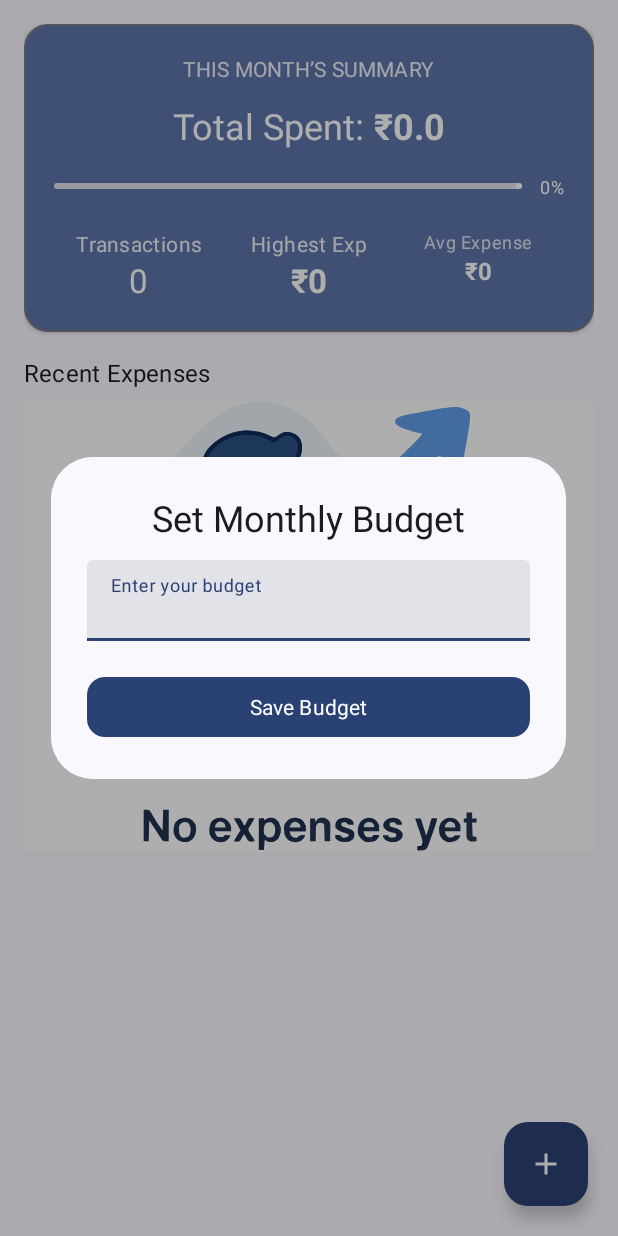
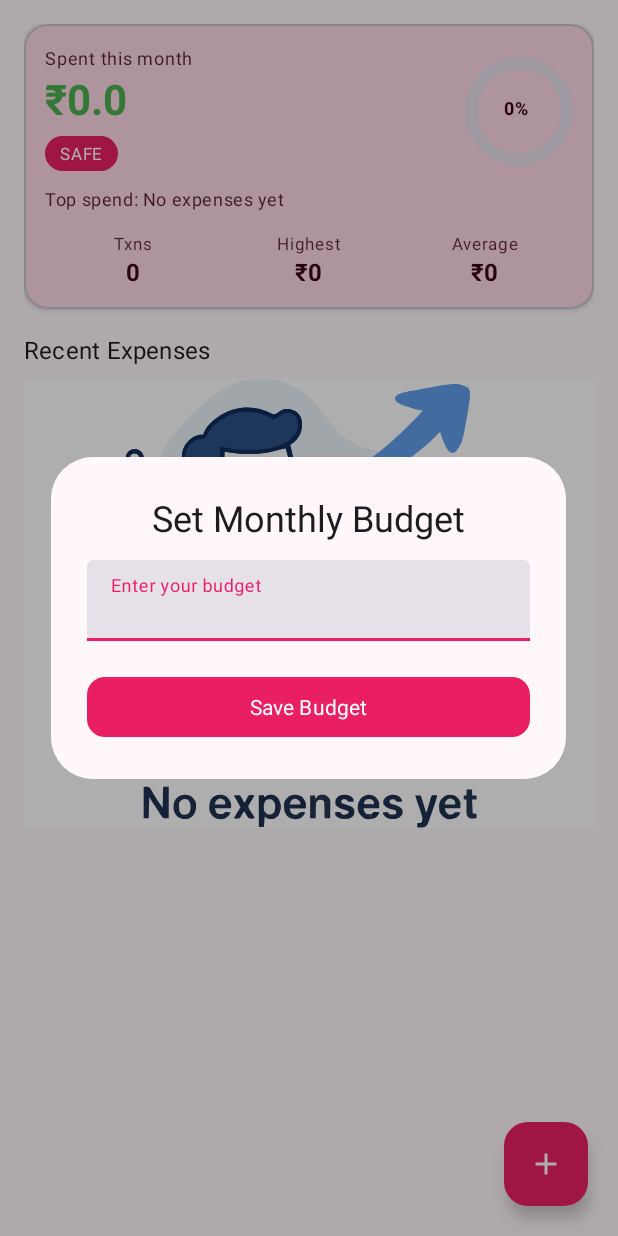
Before and after one commit to shubham-8609/CashFlow, an Android app: the screen it shows after launch (MainActivity), on a phone screen of 412 x 824 dp. Run offline under Robolectric (Android 15) with nearby library versions, the light colour scheme and no system bars; our stand-ins replace Room's generated code, data binding; Roboto replaces fonts that are not available here; 2 statements that could not run were skipped.

Commit message:
Add budget status colors and implement dynamic status badge in HomeFragment

```diff
--- a/app/src/main/java/com/codeleg/cashflow/CashFlow.kt
+++ b/app/src/main/java/com/codeleg/cashflow/CashFlow.kt
@@ -13,7 +13,7 @@ class CashFlow: Application() {
     override fun onCreate() {
         super.onCreate()
         PrefManager.init(this)
-        DynamicColors.applyToActivitiesIfAvailable(this)
+//        DynamicColors.applyToActivitiesIfAvailable(this)
         BudgetCheckWorker.schedule(this)
     }
 }
--- a/app/src/main/java/com/codeleg/cashflow/ui/activitiy/MainActivity.kt
+++ b/app/src/main/java/com/codeleg/cashflow/ui/activitiy/MainActivity.kt
@@ -32,7 +32,6 @@ class MainActivity : AppCompatActivity() {
         super.onCreate(savedInstanceState)
         binding = ActivityMainBinding.inflate(layoutInflater)
         setContentView(binding.root)
-        enableEdgeToEdge()
         mainContainer = binding.mainContainer
 
         if (savedInstanceState == null) {
--- a/app/src/main/java/com/codeleg/cashflow/ui/fragment/HomeFragment.kt
+++ b/app/src/main/java/com/codeleg/cashflow/ui/fragment/HomeFragment.kt
@@ -46,8 +46,27 @@ class HomeFragment : Fragment() {
             binding.tvTransactionCount.text = expenses.size.toString()
         }
         mainViewModel.spentPercentage.observe(viewLifecycleOwner) { percent ->
-            binding.progressSpent.progress =  percent.toInt()
+
+            val safePercent = percent.coerceIn(0f, 100f).toInt()
+
+            // Circular progress
+            binding.circularBudget.setProgress(safePercent, true)
+
+            // Optional: sync text manually if not using data binding
+            binding.tvBudgetStatus.text = when {
+                safePercent < 70 -> "SAFE"
+                safePercent < 90 -> "WARNING"
+                else -> "OVER"
+            }
+            val statusColor  = when {
+                safePercent < 70 -> requireContext().getColor(R.color.safe)
+                safePercent < 90 -> requireContext().getColor(R.color.warning)
+                else -> requireContext().getColor(R.color.over)
+            }
+            binding.circularBudget.setIndicatorColor(statusColor)
+            binding.tvTotalSpent.setTextColor(statusColor)
         }
+
 
         addBtn = binding.fabAddExpense
         addBtn.setOnClickListener { AddFragment().show(parentFragmentManager , "AddExpense") }
--- a/app/src/main/java/com/codeleg/cashflow/viewmodel/MainViewModel.kt
+++ b/app/src/main/java/com/codeleg/cashflow/viewmodel/MainViewModel.kt
@@ -4,7 +4,6 @@ import android.app.Application
 import androidx.lifecycle.AndroidViewModel
 import androidx.lifecycle.LiveData
 import androidx.lifecycle.MediatorLiveData
-import androidx.lifecycle.MutableLiveData
 import androidx.lifecycle.map
 import androidx.lifecycle.viewModelScope
 import com.codeleg.cashflow.CashFlow
@@ -14,11 +13,9 @@ import com.codeleg.cashflow.model.Expense
 import com.codeleg.cashflow.model.ExpenseWithCategory
 import com.codeleg.cashflow.repositories.CategoryRepository
 import com.codeleg.cashflow.repositories.ExpenseRepository
-import kotlinx.coroutines.CoroutineScope
 import kotlinx.coroutines.Dispatchers
 import kotlinx.coroutines.async
 import kotlinx.coroutines.launch
-import kotlinx.coroutines.withContext
 
 class MainViewModel(application: Application) : AndroidViewModel(application) {
 
@@ -26,40 +23,68 @@ class MainViewModel(application: Application) : AndroidViewModel(application) {
     private val categoryRepo: CategoryRepository
 
     val allExpense: LiveData<List<ExpenseWithCategory>>
-    val totalExpense: LiveData<Float>
     val allCategory: LiveData<List<Category>>
 
-    var highestExpense: LiveData<Float>
-    var avgExpense: LiveData<Float>
-    var spentPercentage: MediatorLiveData<Float>
+    val totalExpense: LiveData<Float>
+    val highestExpense: LiveData<Float>
+    val avgExpense: LiveData<Float>
+
+    val spentPercentage: MediatorLiveData<Float>
+    val topCategory: LiveData<String>
 
     init {
         val expenseDao = (application as CashFlow).database.expenseDao()
         val categoryDao = application.database.categoryDao()
+
         expenseRepo = ExpenseRepository(expenseDao)
         categoryRepo = CategoryRepository(categoryDao)
 
         allExpense = expenseRepo.allExpense
         allCategory = categoryRepo.allCategory
+
+        // Total expense
         totalExpense = expenseRepo.totalExpense.map { it ?: 0f }
+
+        // Highest single expense
         highestExpense = allExpense.map { list ->
             list.maxOfOrNull { it.expense.amount } ?: 0f
         }
+
+        // Average expense
         avgExpense = allExpense.map { list ->
-            if (list.isNotEmpty()) list.map { it.expense.amount }.average().toFloat() else 0f
+            if (list.isNotEmpty())
+                list.map { it.expense.amount }.average().toFloat()
+            else 0f
         }
+
+        // Budget percentage
         spentPercentage = MediatorLiveData()
         spentPercentage.addSource(totalExpense) { total ->
             viewModelScope.launch(Dispatchers.IO) {
                 val budget = PrefManager.getMonthlyBudget()
-                val percentage = if (budget > 0) (total / budget) * 100f else 0f
+                val percentage =
+                    if (budget > 0) (total / budget) * 100f else 0f
                 spentPercentage.postValue(percentage.coerceAtMost(100f))
             }
         }
 
+        // 🔥 TOP CATEGORY (NEW)
+        topCategory = allExpense.map { list ->
+            if (list.isEmpty()) {
+                "No expenses yet"
+            } else {
+                list
+                    .groupBy { it.category.name }
+                    .mapValues { entry ->
+                        entry.value.sumOf { it.expense.amount.toDouble() }
+                    }
+                    .maxByOrNull { it.value }
+                    ?.key ?: "—"
+            }
+        }
     }
 
-
+    // CRUD operations
     fun saveExpense(expense: Expense) {
         viewModelScope.launch(Dispatchers.IO) {
             expenseRepo.insertExpense(expense)
@@ -78,7 +103,8 @@ class MainViewModel(application: Application) : AndroidViewModel(application) {
         }
     }
 
-    fun getExpAndCatById(id: Int) = viewModelScope.async(Dispatchers.IO) {
-        expenseRepo.getExpAndCatById(id)
-    }
+    fun getExpAndCatById(id: Int) =
+        viewModelScope.async(Dispatchers.IO) {
+            expenseRepo.getExpAndCatById(id)
+        }
 }
--- /dev/null
+++ b/app/src/main/res/drawable/bg_budget_status.xml
@@ -0,0 +1,11 @@
+<?xml version="1.0" encoding="utf-8"?>
+<shape xmlns:android="http://schemas.android.com/apk/res/android"
+    android:shape="rectangle">
+
+    <!-- Rounded pill -->
+    <corners android:radius="12dp" />
+
+    <!-- Background color (SAFE) -->
+    <solid android:color="?attr/colorPrimary" />
+
+</shape>
--- a/app/src/main/res/layout/fragment_home.xml
+++ b/app/src/main/res/layout/fragment_home.xml
@@ -38,74 +38,97 @@
                     <LinearLayout
                         android:layout_width="match_parent"
                         android:layout_height="wrap_content"
-                        android:padding="20dp"
+                        android:orientation="vertical"
+                        android:padding="14dp">
+
+                        <!-- HERO ROW -->
+                        <LinearLayout
+                            android:layout_width="match_parent"
+                            android:layout_height="wrap_content"
+                            android:orientation="horizontal"
+                            android:gravity="center_vertical">
+
+                            <!-- LEFT : AMOUNT -->
+                            <LinearLayout
+                                android:layout_width="0dp"
+                                android:layout_height="wrap_content"
+                                android:layout_weight="1"
                                 android:orientation="vertical">
-
-                        <!-- TITLE -->
-                        <com.google.android.material.textview.MaterialTextView
-                            android:layout_width="wrap_content"
-                            android:layout_height="wrap_content"
-                            android:text="This Month’s Summary"
-                            android:textAllCaps="true"
-                            android:textAppearance="?attr/textAppearanceLabelLarge"
-                            android:textColor="?attr/colorOnPrimaryContainer"
-                            android:alpha="0.9"
-                            android:layout_gravity="center_horizontal" />
-
-                        <!-- TOTAL SPENT -->
-                        <LinearLayout
-                            android:layout_width="wrap_content"
-                            android:layout_height="wrap_content"
-                            android:layout_marginTop="12dp"
-                            android:orientation="horizontal"
-                            android:layout_gravity="center_horizontal">
 
                                 <com.google.android.material.textview.MaterialTextView
                                     android:layout_width="wrap_content"
                                     android:layout_height="wrap_content"
-                                android:text="Total Spent: "
-                                android:textAppearance="?attr/textAppearanceHeadlineSmall"
-                                android:textColor="?attr/colorOnPrimaryContainer" />
+                                    android:text="Spent this month"
+                                    android:textAppearance="?attr/textAppearanceLabelMedium"
+                                    android:textColor="?attr/colorOnPrimaryContainer"
+                                    android:alpha="0.85" />
 
                                 <com.google.android.material.textview.MaterialTextView
                                     android:id="@+id/tv_total_spent"
                                     android:layout_width="wrap_content"
                                     android:layout_height="wrap_content"
-                                android:text="₹ 12,540"
-                                android:textAppearance="?attr/textAppearanceHeadlineSmall"
+                                    android:text="₹12,540"
+                                    android:textAppearance="?attr/textAppearanceHeadlineMedium"
                                     android:textStyle="bold"
                                     android:textColor="?attr/colorOnPrimaryContainer" />
+
+                                <!-- STATUS BADGE -->
+                                <com.google.android.material.textview.MaterialTextView
+                                    android:id="@+id/tv_budget_status"
+                                    android:layout_width="wrap_content"
+                                    android:layout_height="wrap_content"
+                                    android:layout_marginTop="6dp"
+                                    android:text="SAFE"
+                                    android:paddingHorizontal="10dp"
+                                    android:paddingVertical="4dp"
+                                    android:background="@drawable/bg_budget_status"
+                                    android:textAppearance="?attr/textAppearanceLabelSmall"
+                                    android:textColor="?attr/colorOnPrimary" />
                             </LinearLayout>
 
-                        <!-- PROGRESS -->
-                        <LinearLayout
-                            android:layout_width="match_parent"
-                            android:layout_height="wrap_content"
-                            android:layout_marginTop="16dp"
-                            android:gravity="center_vertical">
+                            <!-- RIGHT : CIRCULAR PROGRESS -->
+                            <FrameLayout
+                                android:layout_width="76dp"
+                                android:layout_height="76dp">
 
-                            <com.google.android.material.progressindicator.LinearProgressIndicator
-                                android:id="@+id/progress_spent"
-                                android:layout_width="0dp"
-                                android:layout_height="8dp"
-                                android:layout_weight="1"
-                                app:trackColor="?attr/colorSurfaceVariant"
-                                app:indicatorColor="?attr/colorOnPrimaryContainer" />
+                                <com.google.android.material.progressindicator.CircularProgressIndicator
+                                    android:id="@+id/circular_budget"
+                                    android:layout_width="72dp"
+                                    android:layout_height="72dp"
+                                    android:progress="68"
+                                    app:indicatorSize="72dp"
+                                    android:max="100"
+                                    app:trackThickness="8dp"
+                                    app:indicatorColor="?attr/colorOnPrimaryContainer"
+                                    app:trackColor="?attr/colorSurfaceVariant" />
 
                                 <com.google.android.material.textview.MaterialTextView
                                     android:layout_width="wrap_content"
                                     android:layout_height="wrap_content"
-                                android:layout_marginStart="12dp"
+                                    android:layout_gravity="center"
                                     android:text='@{String.format("%.0f%%", viewModel.spentPercentage)}'
                                     android:textAppearance="?attr/textAppearanceLabelMedium"
+                                    android:textStyle="bold"
                                     android:textColor="?attr/colorOnPrimaryContainer" />
+                            </FrameLayout>
+
                         </LinearLayout>
 
-                        <!-- STATS -->
+                        <!-- INSIGHT LINE -->
+                        <com.google.android.material.textview.MaterialTextView
+                            android:layout_width="wrap_content"
+                            android:layout_height="wrap_content"
+                            android:layout_marginTop="10dp"
+                            android:text='@{"Top spend: " + viewModel.topCategory}'
+                            android:textAppearance="?attr/textAppearanceBodySmall"
+                            android:textColor="?attr/colorOnPrimaryContainer"
+                            android:alpha="0.85" />
+
+                        <!-- STATS ROW -->
                         <LinearLayout
                             android:layout_width="match_parent"
                             android:layout_height="wrap_content"
-                            android:layout_marginTop="20dp"
+                            android:layout_marginTop="14dp"
                             android:orientation="horizontal"
                             android:weightSum="3">
 
@@ -120,17 +143,18 @@
                                 <com.google.android.material.textview.MaterialTextView
                                     android:layout_width="wrap_content"
                                     android:layout_height="wrap_content"
-                                    android:text="Transactions"
-                                    android:textAppearance="?attr/textAppearanceBodyMedium"
+                                    android:text="Txns"
+                                    android:textAppearance="?attr/textAppearanceLabelSmall"
                                     android:textColor="?attr/colorOnPrimaryContainer"
-                                    android:alpha="0.9" />
+                                    android:alpha="0.8" />
 
                                 <com.google.android.material.textview.MaterialTextView
                                     android:id="@+id/tv_transaction_count"
                                     android:layout_width="wrap_content"
                                     android:layout_height="wrap_content"
                                     android:text="24"
-                                    android:textAppearance="?attr/textAppearanceTitleLarge"
+                                    android:textAppearance="?attr/textAppearanceTitleMedium"
+                                    android:textStyle="bold"
                                     android:textColor="?attr/colorOnPrimaryContainer" />
                             </LinearLayout>
 
@@ -145,16 +169,16 @@
                                 <com.google.android.material.textview.MaterialTextView
                                     android:layout_width="wrap_content"
                                     android:layout_height="wrap_content"
-                                    android:text="Highest Exp"
-                                    android:textAppearance="?attr/textAppearanceBodyMedium"
+                                    android:text="Highest"
+                                    android:textAppearance="?attr/textAppearanceLabelSmall"
                                     android:textColor="?attr/colorOnPrimaryContainer"
-                                    android:alpha="0.9" />
+                                    android:alpha="0.8" />
 
                                 <com.google.android.material.textview.MaterialTextView
                                     android:layout_width="wrap_content"
                                     android:layout_height="wrap_content"
                                     android:text='@{String.format("₹%.0f", viewModel.highestExpense)}'
-                                    android:textAppearance="?attr/textAppearanceTitleLarge"
+                                    android:textAppearance="?attr/textAppearanceTitleMedium"
                                     android:textStyle="bold"
                                     android:textColor="?attr/colorOnPrimaryContainer" />
                             </LinearLayout>
@@ -170,8 +194,8 @@
                                 <com.google.android.material.textview.MaterialTextView
                                     android:layout_width="wrap_content"
                                     android:layout_height="wrap_content"
-                                    android:text="Avg Expense"
-                                    android:textAppearance="?attr/textAppearanceBodySmall"
+                                    android:text="Average"
+                                    android:textAppearance="?attr/textAppearanceLabelSmall"
                                     android:textColor="?attr/colorOnPrimaryContainer"
                                     android:alpha="0.8" />
 
@@ -183,7 +207,9 @@
                                     android:textStyle="bold"
                                     android:textColor="?attr/colorOnPrimaryContainer" />
                             </LinearLayout>
+
                         </LinearLayout>
+
                     </LinearLayout>
                 </com.google.android.material.card.MaterialCardView>
 
--- a/app/src/main/res/values-night/colors.xml
+++ b/app/src/main/res/values-night/colors.xml
@@ -30,4 +30,7 @@
 
         <!-- Outline -->
         <color name="md_theme_dark_outline">#A68A95</color>
+        <color name="safe">#4CAF50</color>      <!-- Green -->
+        <color name="warning">#FF9800</color>   <!-- Orange -->
+        <color name="over">#F44336</color>      <!-- Red -->
 </resources>
--- a/app/src/main/res/values/colors.xml
+++ b/app/src/main/res/values/colors.xml
@@ -31,4 +31,11 @@
     <!-- Outline -->
     <color name="md_theme_light_outline">#8A7480</color>
 
+        <!-- Budget Status Colors -->
+        <color name="safe">#4CAF50</color>      <!-- Green -->
+        <color name="warning">#FF9800</color>   <!-- Orange -->
+        <color name="over">#F44336</color>      <!-- Red -->
+
+
+
 </resources>
```
Lines whose indentation alone changed are shown as unchanged.
